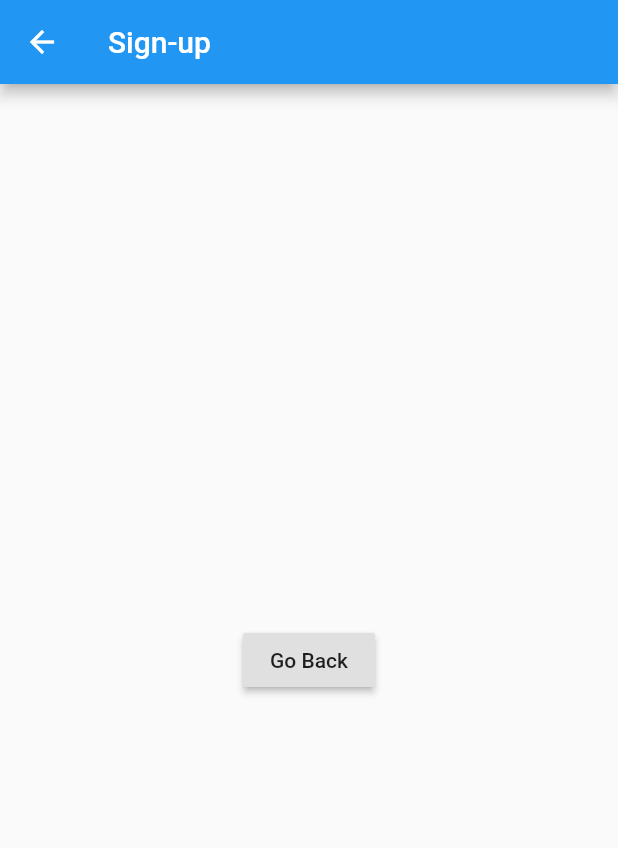
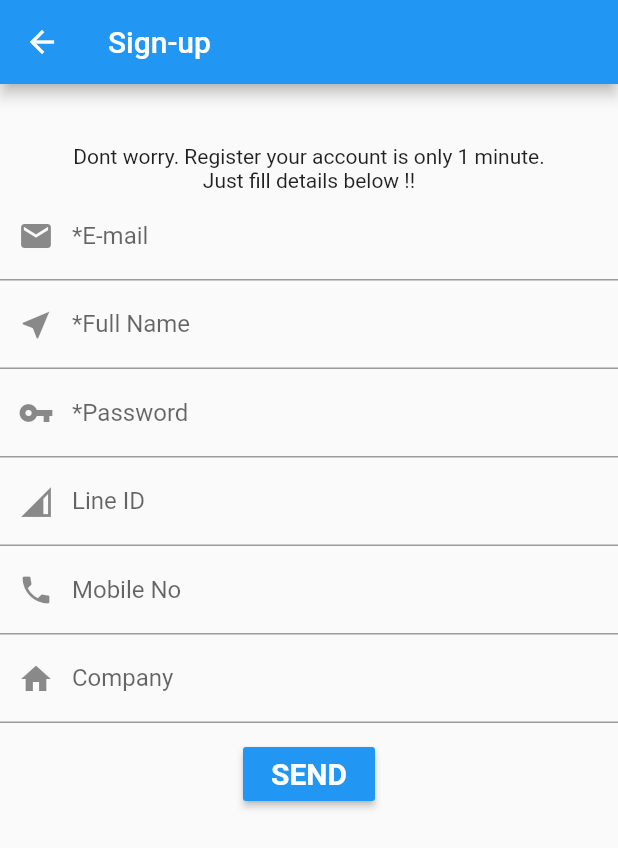
Before and after one commit to traitet/menutest01, a Flutter app: the screen it shows after launch, after a tap on "Register New Account", on a phone screen of 412 x 824 dp. Shown: the top 848 px of the screen. Run offline on Flutter 3.47's test engine with Material 2 defaults, Android fonts, the light colour scheme and no system bars.

Commit message:
forget password and signup screen

```diff
--- a/lib/forgotPassword.dart
+++ b/lib/forgotPassword.dart
@@ -29,10 +29,30 @@ class MyForgotPasswordPage extends StatefulWidget {
         // 3) BODY
         //===================================================
         body: Center(
-          //=================================================
-          // 4) CHILD: BUTTON
-          //=================================================
-          child: RaisedButton(onPressed:() {},child: Text('Go Back'), ),
+      //============================================================================
+      // 3) CHILD: COLUMN
+      //============================================================================
+        child: Column(
+          mainAxisAlignment: MainAxisAlignment.start,
+          children: <Widget>[
+            //======================================================================
+            // 1) TEXT
+            //======================================================================
+            SizedBox(height: 40.0,),
+            Text('Dont worry. Reset your password is easy.',),
+            Text('Just will e-mail and click SEND',),
+             //=====================================================================
+            // 2) E-MAIL
+            //======================================================================
+            TextFormField(decoration: InputDecoration(labelText: 'E-mail', prefixIcon: Icon(Icons.email)),),
+             //=====================================================================
+            // 3) BUTTON
+            //======================================================================
+            SizedBox(height: 10.0,),
+            RaisedButton(onPressed: (){},
+            color: Colors.blue,
+            child: Text('SEND',style: TextStyle(fontSize: 20.0, color: Colors.white, fontWeight: FontWeight.bold),), ),
+          ])
         ),
       );
     } //END WIDGET
--- a/lib/main.dart
+++ b/lib/main.dart
@@ -102,8 +102,8 @@ class _MyHomePageState extends State<MyHomePage> {
             //======================================================================
             SizedBox(height: 10.0,),
             RaisedButton(onPressed: (){Navigator.push(context, MaterialPageRoute(builder: (context) => MyMainMenuPage()),);},
-            color: Colors.black12,
-            child: Text('CLICK TO LOGIN',style: TextStyle(fontSize: 20.0, fontWeight: FontWeight.bold),), ),
+            color: Colors.blue,
+            child: Text('CLICK TO LOGIN',style: TextStyle(fontSize: 20.0, color: Colors.white, fontWeight: FontWeight.bold),), ),
             //======================================================================
             // 7) TEXT SOCIAL NETWORK LOGIN
             //======================================================================
--- a/lib/signup.dart
+++ b/lib/signup.dart
@@ -29,10 +29,32 @@ class MySignupPage extends StatefulWidget {
         // 3) BODY
         //===================================================
         body: Center(
-          //=================================================
-          // 4) CHILD: BUTTON
-          //=================================================
-          child: RaisedButton(onPressed:() {},child: Text('Go Back'), ),
+        child: Column(
+          mainAxisAlignment: MainAxisAlignment.start,
+          children: <Widget>[
+            //======================================================================
+            // 1) TEXT
+            //======================================================================
+            SizedBox(height: 40.0,),
+            Text('Dont worry. Register your account is only 1 minute.',),
+            Text('Just fill details below !!',),
+             //=====================================================================
+            // 2) E-MAIL
+            //======================================================================
+            TextFormField(decoration: InputDecoration(labelText: '*E-mail', prefixIcon: Icon(Icons.email)),),
+            TextFormField(decoration: InputDecoration(labelText: '*Full Name', prefixIcon: Icon(Icons.near_me)),),
+            TextFormField(decoration: InputDecoration(labelText: '*Password', prefixIcon: Icon(Icons.vpn_key)),),
+            TextFormField(decoration: InputDecoration(labelText: 'Line ID', prefixIcon: Icon(Icons.network_cell)),),
+            TextFormField(decoration: InputDecoration(labelText: 'Mobile No', prefixIcon: Icon(Icons.phone)),),
+            TextFormField(decoration: InputDecoration(labelText: 'Company', prefixIcon: Icon(Icons.home)),),
+             //=====================================================================
+            // 3) BUTTON
+            //======================================================================
+            SizedBox(height: 10.0,),
+            RaisedButton(onPressed: (){},
+            color: Colors.blue,
+            child: Text('SEND',style: TextStyle(fontSize: 20.0, color: Colors.white, fontWeight: FontWeight.bold),), ),
+          ])
         ),
       );
     } //END WIDGET
```
